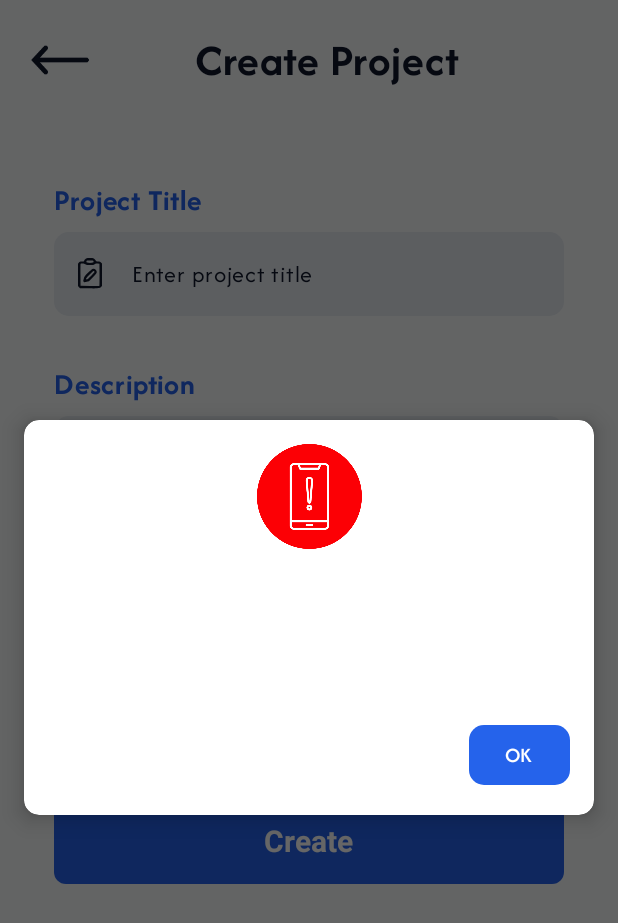
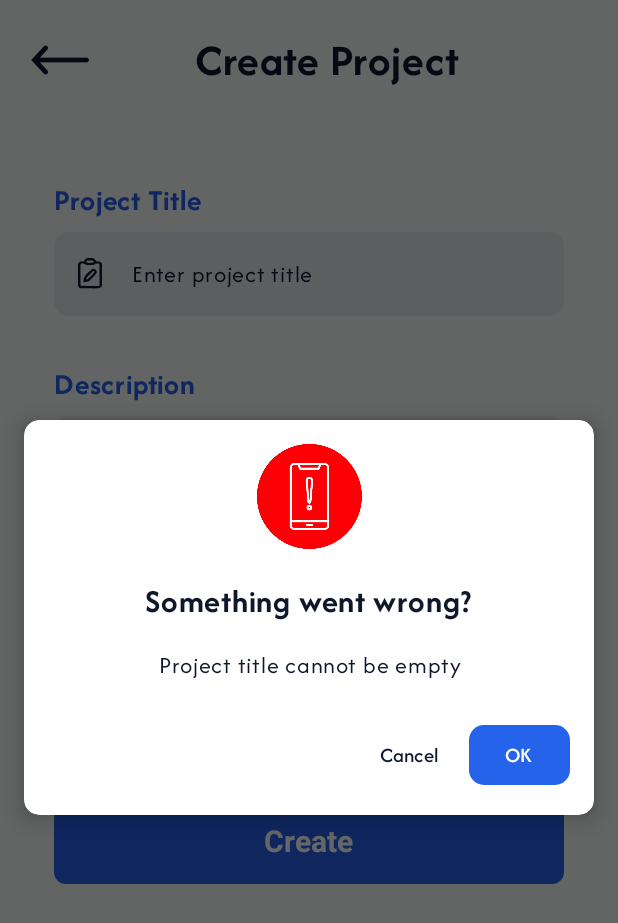
Before and after one commit to bktrung/intro2se-cq22_3-group15, an Android app built with Jetpack Compose: the AddProjectScreen screen opened through its navigation route, after a tap on "Create", on a phone screen of 412 x 824 dp. Shown: the top 923 px of the screen. Run offline under Robolectric (Android 15) with nearby library versions, the phone set to English and light mode, and no system bars; our stand-ins replace Dagger/Hilt's generated code, livedata-compose.

Commit message:
Fix bug found by Tung

```diff
--- a/src/frontend/YouManage/app/src/main/java/com/example/youmanage/screens/authetication/CreateAccountScreen.kt
+++ b/src/frontend/YouManage/app/src/main/java/com/example/youmanage/screens/authetication/CreateAccountScreen.kt
@@ -73,11 +73,13 @@ fun CreateAccountScreen(
         when (signUpResponse) {
             is Resource.Success -> {
                 onCreateSuccess(signUpResponse.data?.email.toString())
+                isLoading = false
             }
 
             is Resource.Error -> {
                 errorMessage = extractMessages(signUpResponse.message.toString())
                 openAlertDialog = true
+                isLoading = false
             }
 
             is Resource.Loading -> {
--- a/src/frontend/YouManage/app/src/main/java/com/example/youmanage/screens/components/CustomDialog.kt
+++ b/src/frontend/YouManage/app/src/main/java/com/example/youmanage/screens/components/CustomDialog.kt
@@ -173,7 +173,9 @@ fun ErrorDialog(
                         shape = RoundedCornerShape(10.dp)
                     ),
                 shape = RoundedCornerShape(10.dp),
-                colors = CardDefaults.cardColors(containerColor = MaterialTheme.colorScheme.onError)
+                colors = CardDefaults.cardColors(
+                    containerColor = MaterialTheme.colorScheme.onError
+                )
             ) {
                 Column(
                     modifier = Modifier
@@ -192,14 +194,14 @@ fun ErrorDialog(
                         fontFamily = fontFamily,
                         fontSize = 22.sp,
                         fontWeight = FontWeight.Bold,
-                        color = Color.White,
+                        color = MaterialTheme.colorScheme.onBackground,
                         modifier = Modifier.padding(bottom = 16.dp)
                     )
                     Text(
                         text = content,
                         fontFamily = fontFamily,
                         fontSize = 16.sp,
-                        color = Color.White,
+                        color = MaterialTheme.colorScheme.onBackground,
                         modifier = Modifier.padding(bottom = 24.dp),
                         textAlign = TextAlign.Center
                     )
@@ -210,10 +212,13 @@ fun ErrorDialog(
                         TextButton(
                             onClick = onDismiss,
                             colors = ButtonDefaults.textButtonColors(
-                                contentColor = Color.White
+                                contentColor = MaterialTheme.colorScheme.onBackground
                             )
                         ) {
-                            Text("Cancel", fontFamily = fontFamily)
+                            Text("Cancel",
+                                fontFamily = fontFamily,
+                                color = MaterialTheme.colorScheme.onBackground
+                            )
                         }
                         Spacer(modifier = Modifier.width(8.dp))
                         Button(
```
